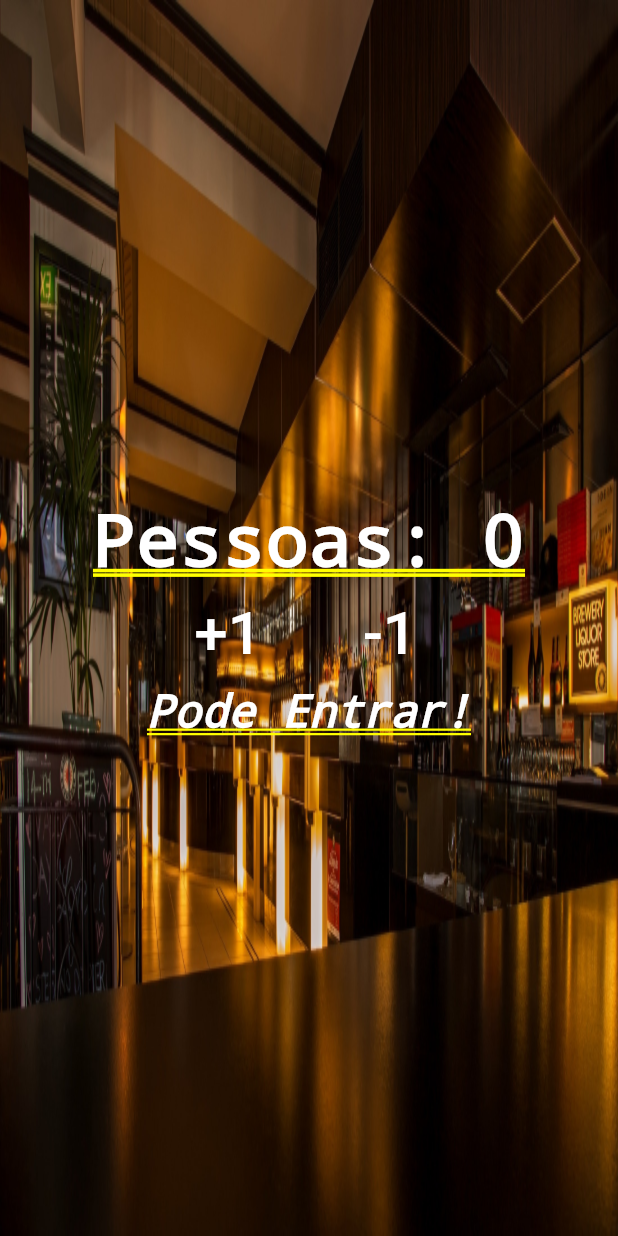
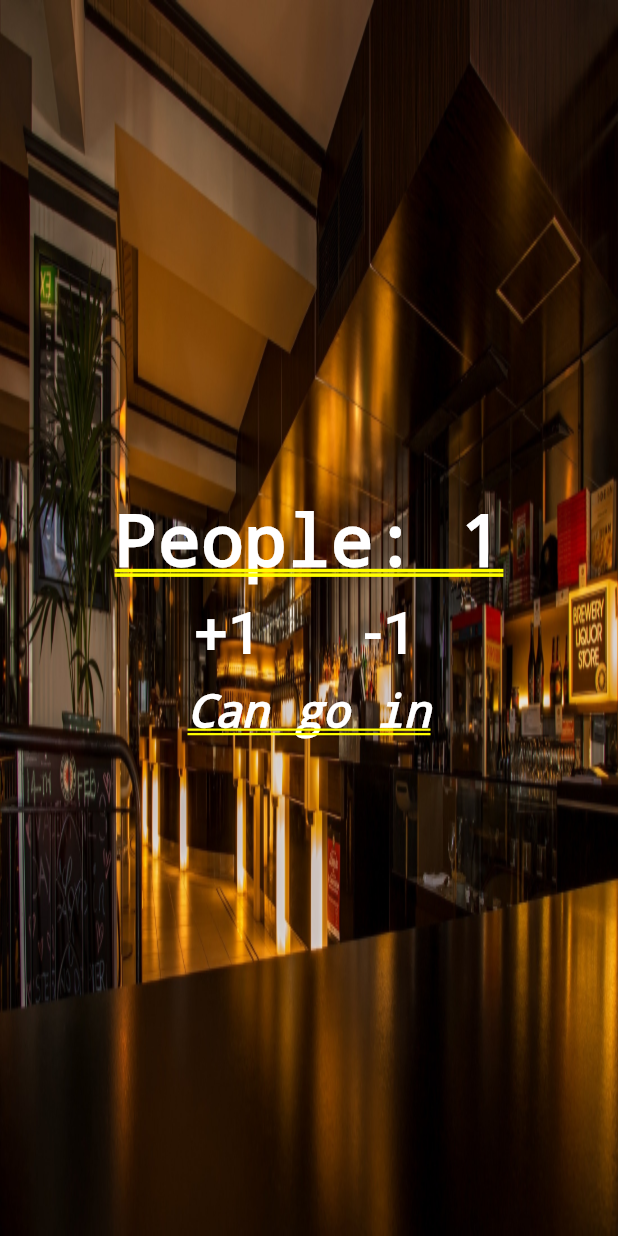
Before and after one commit to theer1k/flutter-people-counter, a Flutter app: the screen it shows after launch, after a tap on "+1", on a phone screen of 412 x 824 dp. Run offline on Flutter 3.47's test engine with Material 2 defaults, Android fonts, the phone set to English and light mode, and no system bars.

```diff
--- a/lib/main.dart
+++ b/lib/main.dart
@@ -1,9 +1,35 @@
 import 'package:flutter/material.dart';
 
 void main() {
-  runApp(new MaterialApp(
-      title: "People Counter",
-      home: Stack(children: <Widget>[
+  runApp(new MaterialApp(title: "People Counter", home: Home()));
+}
+
+class Home extends StatefulWidget {
+  @override
+  _HomeState createState() => _HomeState();
+}
+
+class _HomeState extends State<Home> {
+  int _people = 0;
+  String _infoText = "Can go In";
+
+  void _changePeople(int delta) {
+    setState(() {
+      _people += delta;
+
+      if (_people < 0) {
+        _infoText = "The place is dying";
+      } else if (_people <= 10) {
+        _infoText = "Can go in";
+      } else {
+        _infoText = "Get a fuck out!";
+      }
+    });
+  }
+
+  @override
+  Widget build(BuildContext context) {
+    return Stack(children: <Widget>[
       Positioned.fill(
         child: Image(
           image: AssetImage('images/restaurant.jpg'),
@@ -13,9 +39,9 @@ void main() {
       Column(
         mainAxisAlignment: MainAxisAlignment.center,
         children: <Widget>[
-            Text("Pessoas: 0",
-                style: TextStyle(
-                    color: Colors.white, fontWeight: FontWeight.bold)),
+          Text("People: $_people",
+              style:
+                  TextStyle(color: Colors.white, fontWeight: FontWeight.bold)),
           Row(
             mainAxisAlignment: MainAxisAlignment.center,
             children: <Widget>[
@@ -25,22 +51,29 @@ void main() {
                       child: Text("+1",
                           style:
                               TextStyle(fontSize: 40.0, color: Colors.white)),
-                        onPressed: () {})),
+                      onPressed: () {
+                        debugPrint("+1");
+                        _changePeople(1);
+                      })),
               Padding(
                   padding: EdgeInsets.all(10.0),
                   child: FlatButton(
                       child: Text("-1",
                           style:
                               TextStyle(fontSize: 40.0, color: Colors.white)),
-                        onPressed: () {})),
+                      onPressed: () {
+                        debugPrint("-1");
+                        _changePeople(-1);
+                      })),
             ],
           ),
-            Text("Pode Entrar!",
+          Text(_infoText,
               style: TextStyle(
                   color: Colors.white,
                   fontStyle: FontStyle.italic,
                   fontSize: 30.0))
         ],
       )
-      ])));
+    ]);
   }
+}
```
Lines whose indentation alone changed are shown as unchanged.
